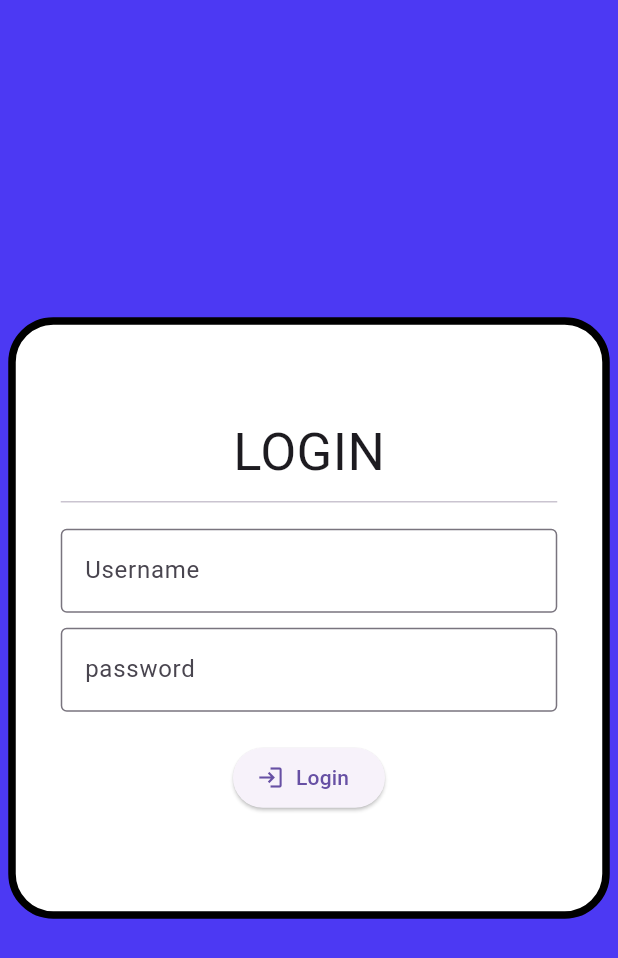
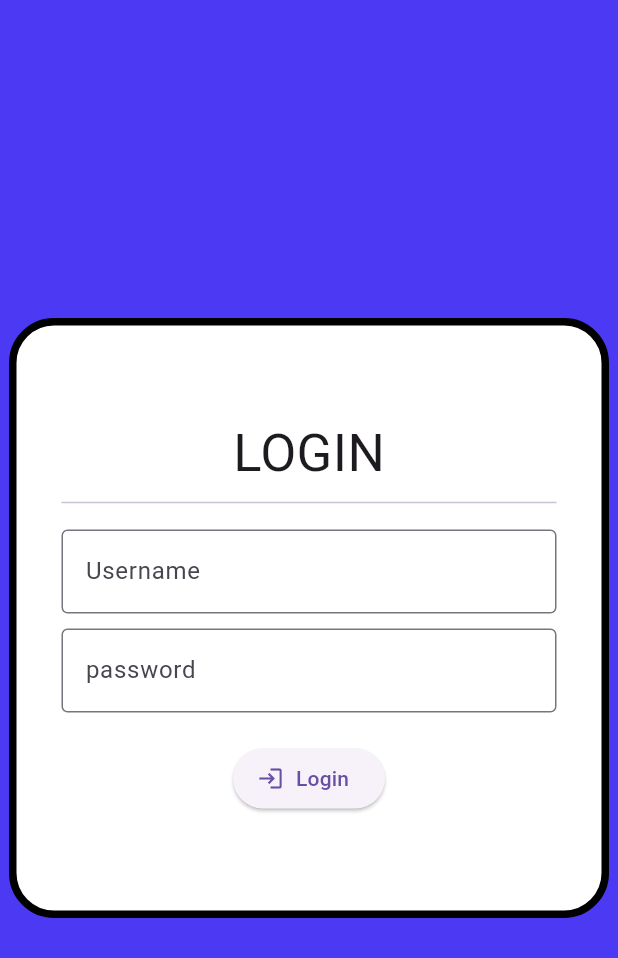
Before and after one commit to adhilmuhammedd/Flutter-Login-Page, a Flutter app: the screen it shows after launch, on a phone screen of 412 x 824 dp. Shown: the top 958 px of the screen. Run offline on Flutter 3.47's test engine with Material 3 defaults, Android fonts, the phone set to English and light mode, and no system bars.

Commit message:
Update login.dart

```diff
--- a/login/lib/login.dart
+++ b/login/lib/login.dart
@@ -12,8 +12,8 @@ class MyLogin extends StatelessWidget {
       backgroundColor: const Color.fromARGB(255, 76, 57, 243),
       body: Center(
         child: Container(
-          height: 401,
-          width: 401,
+          height: 400,
+          width: 400,
           decoration: BoxDecoration(borderRadius: const BorderRadius.all(Radius.circular(30)),
             color: Colors.white,
             border: Border.all(
```
